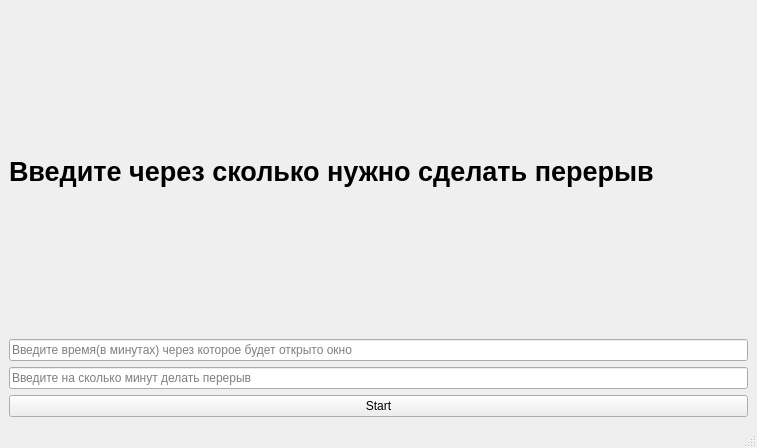
First picture: the form in mainwindow.ui, repository F3lixxx/BreakTime, before the edit.
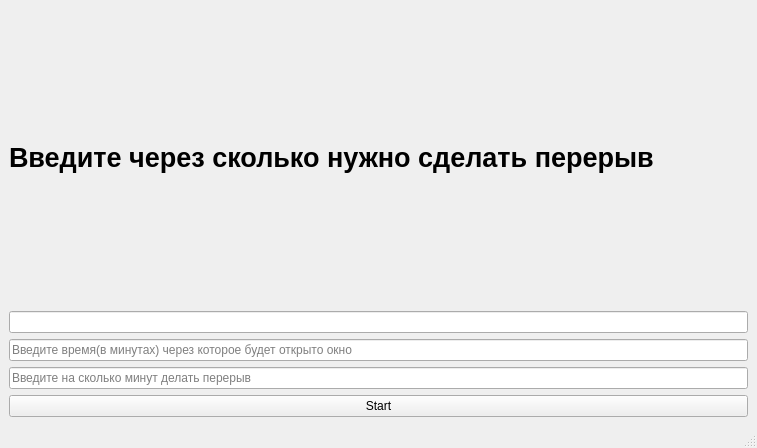
Second picture: the form after the edit.

Commit message: add fullscreen window

```diff
--- a/mainwindow.ui
+++ b/mainwindow.ui
@@ -17,6 +17,9 @@
    <layout class="QGridLayout" name="gridLayout">
     <item row="1" column="0">
      <layout class="QVBoxLayout" name="verticalLayout">
+      <item>
+       <widget class="QLineEdit" name="le_count"/>
+      </item>
       <item>
        <widget class="QLineEdit" name="le_time">
         <property name="inputMask">
```
Left out of the diff: 2 changed lines with no effect on the pictures. The commit also changes 4 other files.
